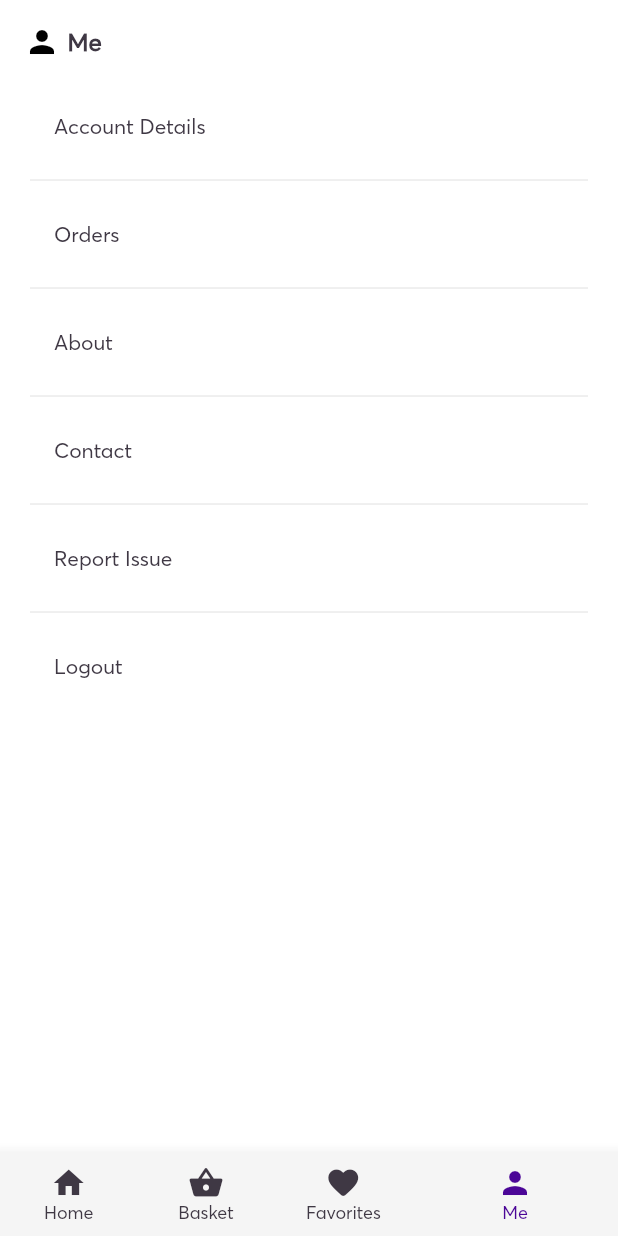
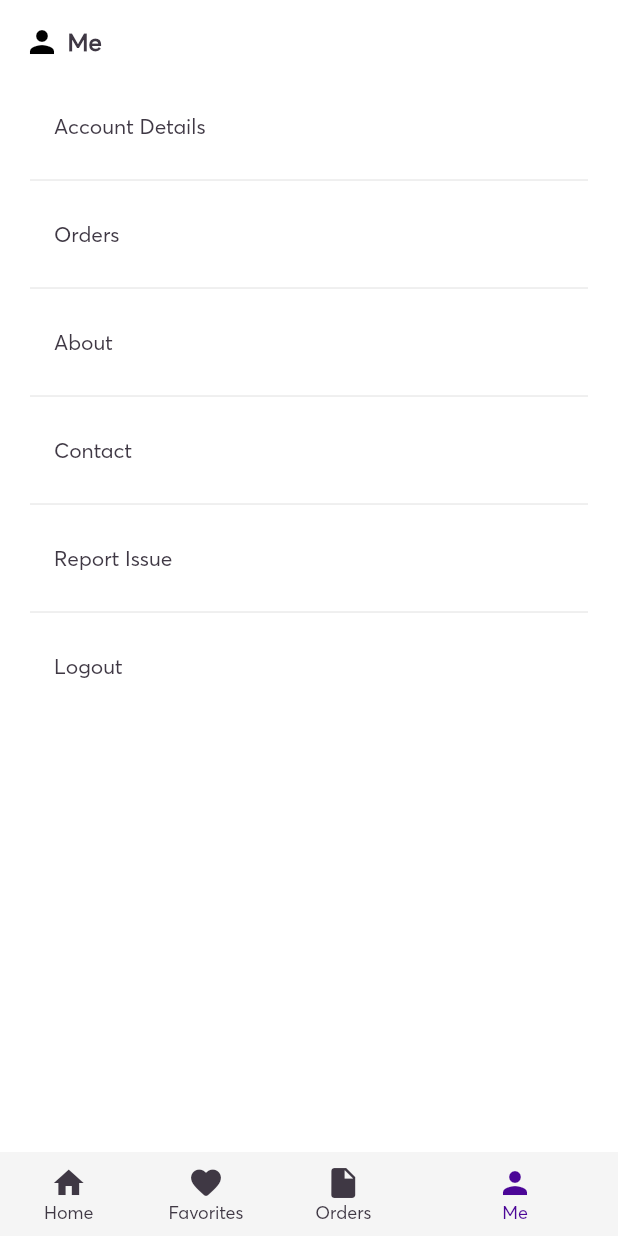
Before and after one commit to mnnlthmpsn/rykMobApp, a Flutter app: the Home screen opened by its route, swiped to page 4, on a phone screen of 412 x 824 dp. Run offline on Flutter 3.47's test engine with Material 2 defaults, Android fonts, the phone set to English and light mode, and no system bars; our stand-ins replace animated_splash_screen, bot_toast, cached_network_image, flutter_bloc, flutter_dotenv, introduction_screen and 2 more; missing offline and left inert: google_place, number_inc_dec; accounts and stored records are empty; network calls fail.

Commit message:
order added

```diff
--- a/lib/screens/home/home.dart
+++ b/lib/screens/home/home.dart
@@ -67,14 +67,15 @@ class _HomeState extends State<Home> {
             onPageChanged: (index) => setState(() => _selectedIndex = index),
             children: const <Widget>[
               Foods(),
-              Text('Search'),
               Favorites(),
+              Center(child: Text('Orders')),
               Me()
             ],
           ),
         ),
         bottomNavigationBar: BottomNavigationBar(
           enableFeedback: true,
+          elevation: 0,
           showSelectedLabels: true,
           showUnselectedLabels: true,
           currentIndex: _selectedIndex,
--- a/lib/screens/home/navbarItems.dart
+++ b/lib/screens/home/navbarItems.dart
@@ -9,13 +9,13 @@ List<BottomNavigationBarItem> navItems = [
       icon: const Icon(Icons.home),
       backgroundColor: Colors.grey.shade100),
   BottomNavigationBarItem(
-    icon: const Icon(Icons.shopping_basket_rounded),
-    label: 'Basket',
+    icon: const Icon(Icons.favorite_rounded),
+    label: 'Favorites',
     backgroundColor: Colors.grey.shade100,
   ),
   BottomNavigationBarItem(
-    icon: const Icon(Icons.favorite_rounded),
-    label: 'Favorites',
+    icon: const Icon(Icons.insert_drive_file),
+    label: 'Orders',
     backgroundColor: Colors.grey.shade100,
   ),
   BottomNavigationBarItem(
```
